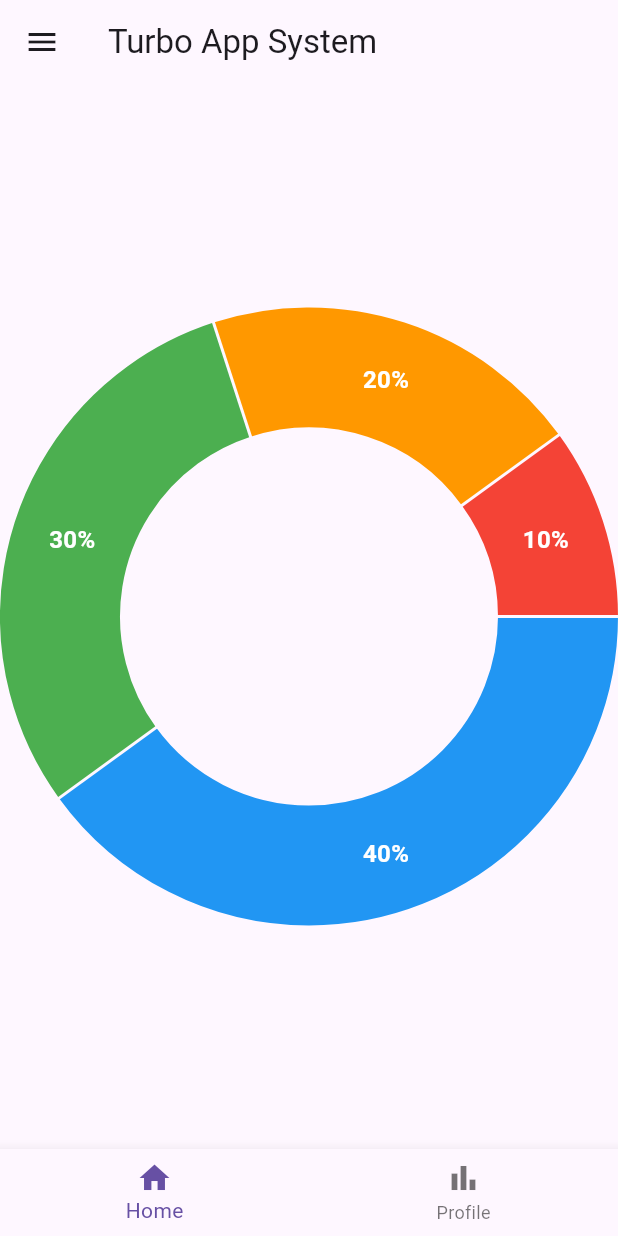
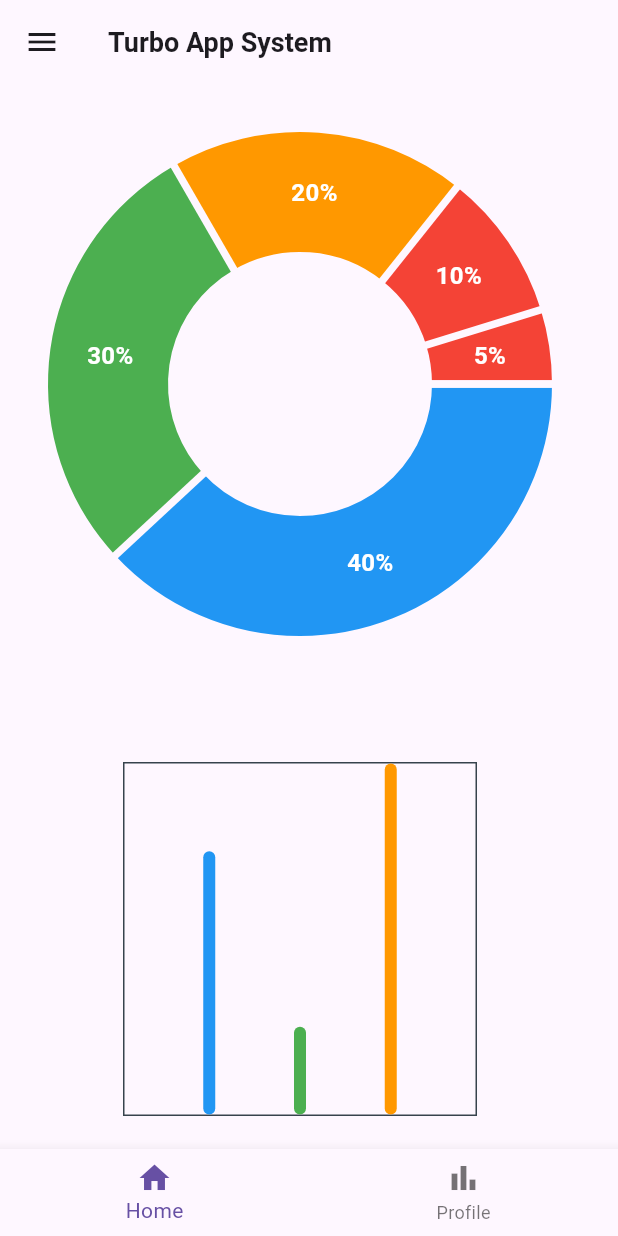
Before and after one commit to abdul-rozzaq/turbo, a Flutter app: the HomePage screen opened directly, on a phone screen of 412 x 824 dp. Run offline on Flutter 3.47's test engine with Material 3 defaults, Android fonts, the light colour scheme and no system bars; drawn by our look-alikes of fl_chart.

Commit message:
Murodulla code

```diff
--- a/lib/home_screen/home.dart
+++ b/lib/home_screen/home.dart
@@ -2,17 +2,68 @@ import 'package:fl_chart/fl_chart.dart';
 import 'package:flutter/material.dart';
 
 class HomePage extends StatelessWidget {
-  const HomePage({super.key});
+  const HomePage({Key? key}) : super(key: key);
 
   @override
   Widget build(BuildContext context) {
     return Scaffold(
-      drawer: const Drawer(),
+      drawer: const Drawer(key: Key('drawer_key')),
       appBar: AppBar(
-        title: const Text("Turbo App System"),
+        title: const Text(
+          "Turbo App System",
+          style: TextStyle(fontSize: 18, fontWeight: FontWeight.bold),
+        ),
       ),
-      body: Container(
-        child: PieChart(PieChartData(sections: [
+      body: SingleChildScrollView(
+        child: Column(
+          mainAxisAlignment: MainAxisAlignment.center,
+          children: [
+            Container(
+              width: 400,
+              height: 400,
+              padding: const EdgeInsets.all(32.0),
+              child: const PieChartWidget(),
+            ),
+            const SizedBox(height: 20),
+            Container(
+              width: 300,
+              height: 300,
+              padding: const EdgeInsets.all(32.0),
+              child: const BarChartWidget(),
+            ),
+          ],
+        ),
+      ),
+      bottomNavigationBar: _buildBottomNavigationBar(),
+    );
+  }
+
+  BottomNavigationBar _buildBottomNavigationBar() {
+    return BottomNavigationBar(
+      items: const [
+        BottomNavigationBarItem(
+          icon: Icon(Icons.home),
+          label: 'Home',
+        ),
+        BottomNavigationBarItem(
+          icon: Icon(Icons.bar_chart),
+          label: 'Profile',
+        ),
+      ],
+    );
+  }
+}
+
+
+
+class PieChartWidget extends StatelessWidget {
+  const PieChartWidget({Key? key});
+
+  @override
+  Widget build(BuildContext context) {
+    return PieChart(
+      PieChartData(
+        sections: [
           PieChartSectionData(
             value: 40,
             color: Colors.blue,
@@ -53,20 +104,76 @@ class HomePage extends StatelessWidget {
                 fontWeight: FontWeight.bold,
                 color: Color(0xffffffff)),
           ),
-        ])),
-      ),
-      bottomNavigationBar: BottomNavigationBar(
-        items: const [
-          BottomNavigationBarItem(
-            icon: Icon(Icons.home),
-            label: 'Home',
-          ),
-          BottomNavigationBarItem(
-            icon: Icon(Icons.bar_chart),
-            label: 'Profile',
+          PieChartSectionData(
+            value: 5,
+            color: Colors.red,
+            title: '5%',
+            radius: 80,
+            titleStyle: const TextStyle(
+                fontSize: 16,
+                fontWeight: FontWeight.bold,
+                color: Color(0xffffffff)),
           ),
         ],
+        // Add the animation options here
+        borderData: FlBorderData(
+          show: false,
+        ),
+        sectionsSpace: 5,
+
       ),
     );
   }
 }
+
+class BarChartWidget extends StatelessWidget {
+  const BarChartWidget({Key? key}) : super(key: key);
+
+  @override
+  Widget build(BuildContext context) {
+    return BarChart(
+      BarChartData(
+        gridData: FlGridData(show: false),
+        titlesData: FlTitlesData(show: false),
+        borderData: FlBorderData(
+          show: true,
+          border: Border.all(
+            color: const Color(0xff37434d),
+            width: 1,
+          ),
+        ),
+        barGroups: [
+          BarChartGroupData(
+            x: 0,
+            barRods: [
+              BarChartRodData(
+                toY: 3,
+                color: Colors.blue,
+              ),
+            ],
+          ),
+          BarChartGroupData(
+            x: 1,
+            barRods: [
+              BarChartRodData(
+                toY: 1,
+                color: Colors.green,
+              ),
+            ],
+          ),
+          BarChartGroupData(
+            x: 2,
+            barRods: [
+              BarChartRodData(
+                toY: 4,
+                color: Colors.orange,
+              ),
+            ],
+          ),
+          // Add more BarChartGroupData as needed
+        ],
+      ),
+      chartRendererKey: key,
+    );
+  }
+}
--- a/pubspec.yaml
+++ b/pubspec.yaml
@@ -36,7 +36,10 @@ dependencies:
   # The following adds the Cupertino Icons font to your application.
   # Use with the CupertinoIcons class for iOS style icons.
   cupertino_icons: ^1.0.2
-  fl_chart: ^0.44.0
+  fl_chart:
+  http:
+  shared_preferences:
+  flutter_bloc:
 
 dev_dependencies:
   flutter_test:
```
Also changed, not shown: pubspec.lock, 1 other file.
